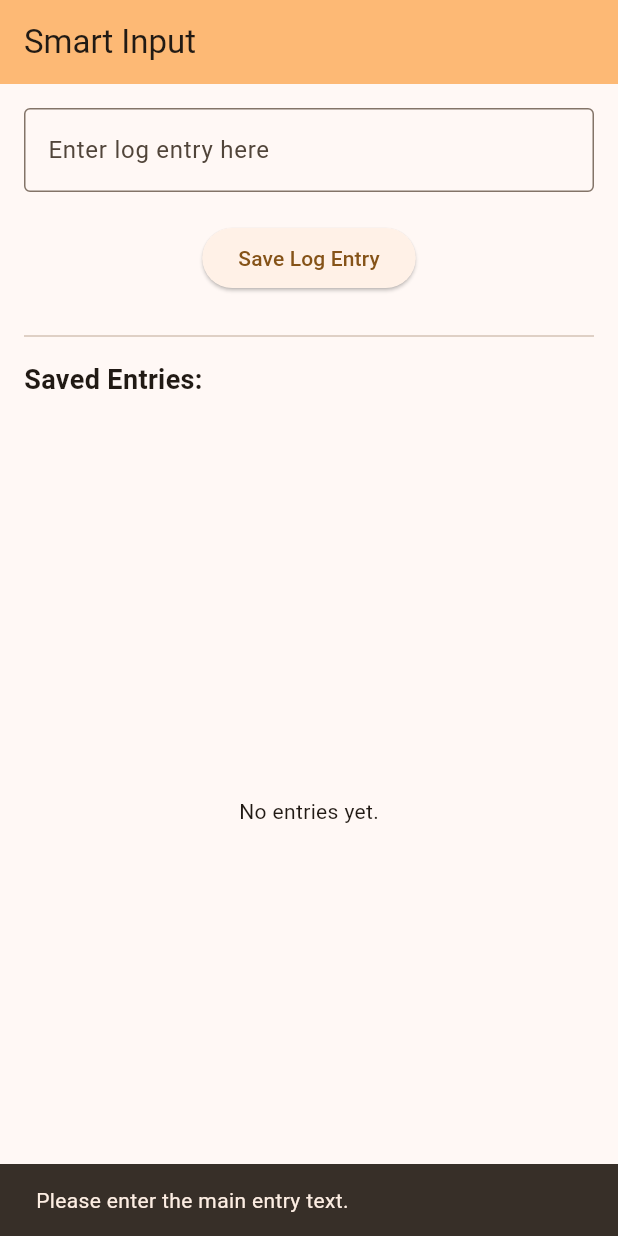
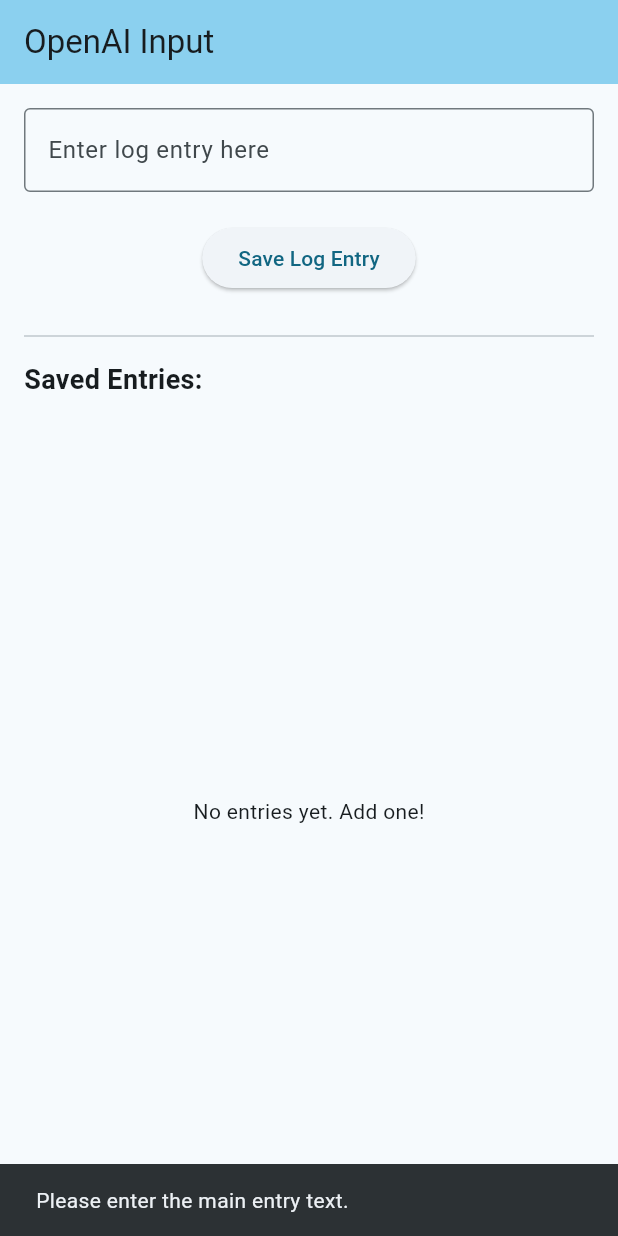
Before and after one commit to AndrewBert/log-everything, a Flutter app: the screen it shows after launch, after a tap on "Save Log Entry", on a phone screen of 412 x 824 dp. Run offline on Flutter 3.47's test engine with Material 3 defaults, Android fonts, the phone set to English and light mode, and no system bars; our stand-ins replace bloc, flutter_bloc, flutter_dotenv, shared_preferences.

Commit message:
openai start

```diff
--- a/lib/main.dart
+++ b/lib/main.dart
@@ -1,10 +1,14 @@
 import 'package:flutter/material.dart';
 import 'package:flutter_bloc/flutter_bloc.dart';
 import 'package:intl/intl.dart';
+import 'package:flutter_dotenv/flutter_dotenv.dart'; // Import dotenv
 import 'entry.dart';
 import 'cubit/entry_cubit.dart';
 
-void main() {
+Future<void> main() async {
+  // Make main async
+  WidgetsFlutterBinding.ensureInitialized(); // Ensure bindings are initialized
+  await dotenv.load(fileName: ".env"); // Load the .env file
   runApp(const MyApp());
 }
 
@@ -15,18 +19,21 @@
   Widget build(BuildContext context) {
     Intl.defaultLocale = 'en_US';
     return BlocProvider(
+      // Pass dotenv to the cubit if needed, or load within cubit
       create: (context) => EntryCubit()..loadEntries(),
       child: MaterialApp(
-        title: 'Smart Input App',
+        title: 'OpenAI Input App',
         theme: ThemeData(
-          colorScheme: ColorScheme.fromSeed(seedColor: Colors.orange),
+          colorScheme: ColorScheme.fromSeed(seedColor: Colors.blueGrey),
           useMaterial3: true,
         ),
-        home: const MyHomePage(title: 'Smart Input'),
+        home: const MyHomePage(title: 'OpenAI Input'),
       ),
     );
   }
 }
+
+// --- Rest of MyHomePage and _MyHomePageState remain the same ---
 
 class MyHomePage extends StatefulWidget {
   const MyHomePage({super.key, required this.title});
@@ -38,32 +45,25 @@
 }
 
 class _MyHomePageState extends State<MyHomePage> {
-  // Only one controller needed now
   final TextEditingController _textController = TextEditingController();
   final DateFormat _formatter = DateFormat('yyyy-MM-dd HH:mm');
 
   @override
   void dispose() {
     _textController.dispose();
-    // No category controller to dispose
     super.dispose();
   }
 
-  // Handle input: only pass text to the Cubit
   void _handleInput() {
     final String currentInput = _textController.text;
 
     if (currentInput.isNotEmpty) {
-      // Call cubit method with only the text
       context.read<EntryCubit>().addEntry(currentInput);
-
       _textController.clear();
-
-      // Feedback can be more generic now
       ScaffoldMessenger.of(context).showSnackBar(
         const SnackBar(
-          content: Text('Entry added!'),
-          duration: Duration(seconds: 1),
+          content: Text('Processing entry...'), // Indicate processing
+          duration: Duration(milliseconds: 800),
         ),
       );
     } else {
@@ -85,7 +85,6 @@
         child: Column(
           crossAxisAlignment: CrossAxisAlignment.start,
           children: <Widget>[
-            // Input Area - Only the main text field remains
             TextField(
               controller: _textController,
               decoration: const InputDecoration(
@@ -93,10 +92,9 @@
                 labelText: 'Enter log entry here',
                 hintText: 'What happened?...',
               ),
-              onSubmitted: (_) => _handleInput(), // Submit on enter
+              onSubmitted: (_) => _handleInput(),
               textInputAction: TextInputAction.done,
             ),
-            // Removed category TextField
             const SizedBox(height: 20),
             Center(
               child: ElevatedButton(
@@ -113,13 +111,13 @@
                 style: TextStyle(fontSize: 18, fontWeight: FontWeight.bold),
               ),
             ),
-
-            // List Display Area - Uses BlocBuilder (remains the same)
             Expanded(
               child: BlocBuilder<EntryCubit, List<Entry>>(
                 builder: (context, entries) {
                   if (entries.isEmpty) {
-                    return const Center(child: Text('No entries yet.'));
+                    return const Center(
+                      child: Text('No entries yet. Add one!'),
+                    );
                   }
                   return ListView.builder(
                     itemCount: entries.length,
@@ -130,7 +128,6 @@
                         child: ListTile(
                           title: Text(entry.text),
                           subtitle: Text(
-                            // Category is now determined by the (simulated) LLM
                             '${entry.category} - ${_formatter.format(entry.timestamp)}',
                             style: TextStyle(color: Colors.grey[700]),
                           ),
```
Also changed, not shown: lib/cubit/entry_cubit.dart (+106 -47 lines), pubspec.yaml (+4 -3 lines), pubspec.lock, 1 other file.
